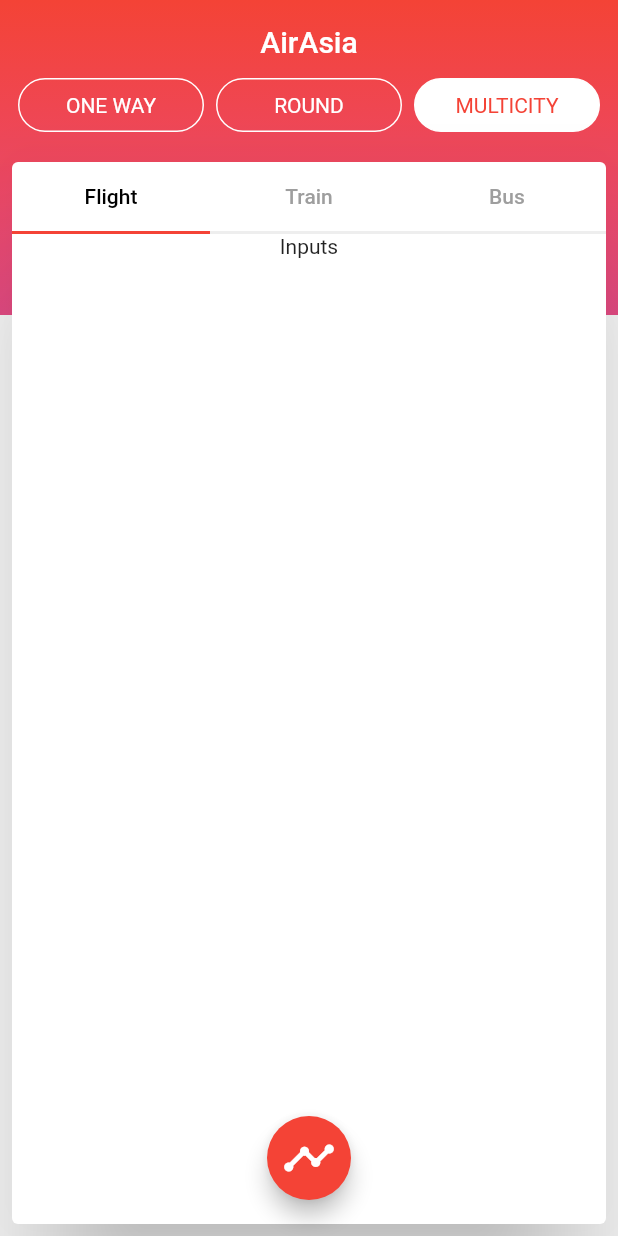
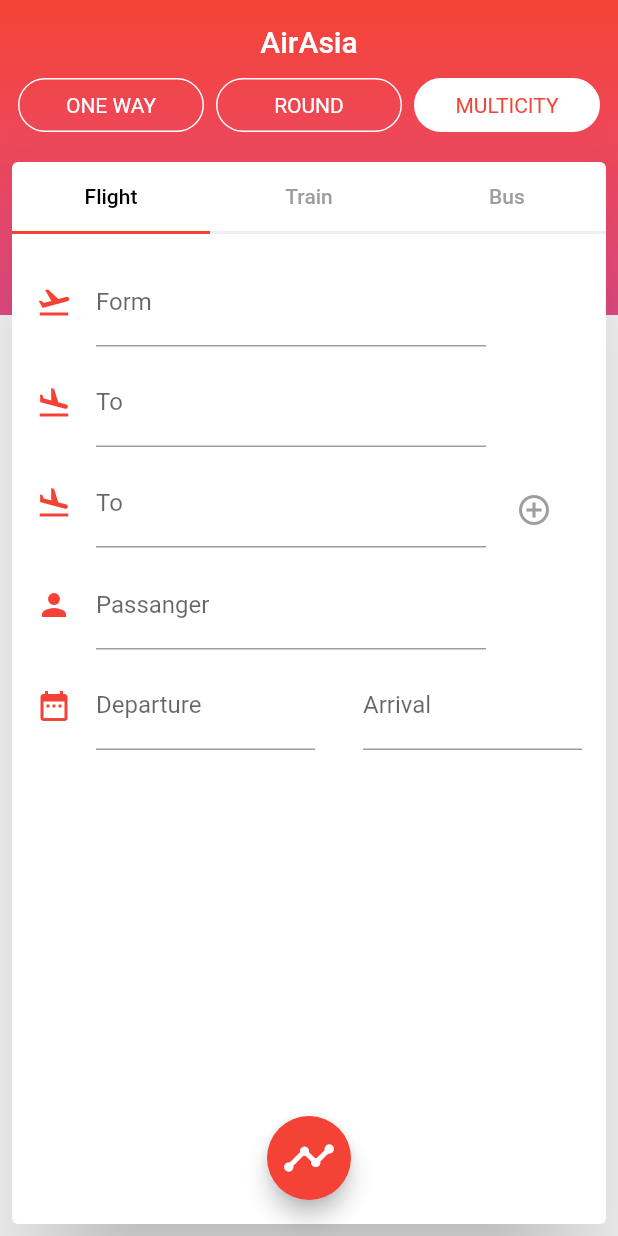
Before and after one commit to SefuZeph/flutter_fligh_search, a Flutter app: the screen it shows after launch, on a phone screen of 412 x 824 dp. Run offline on Flutter 3.47's test engine with Material 2 defaults, Android fonts, the phone set to English and light mode, and no system bars.

Commit message:
Add form input in the home content_card.dart to display in home screen

```diff
--- a/lib/widget/content_card.dart
+++ b/lib/widget/content_card.dart
@@ -1,5 +1,6 @@
 import 'package:flutter/cupertino.dart';
 import 'package:flutter/material.dart';
+import 'package:flutterflighsearch/widget/multicity_input.dart';
 
 class ContentCard extends StatefulWidget {
   @override
@@ -69,7 +70,7 @@ class _ContentCardState extends State<ContentCard> {
   Widget _buildMulticityTab() {
     return Column(
       children: <Widget>[
-        Text("Inputs"),
+        MulticityInput(),
         Expanded(
           child: Container(),
         ),
--- /dev/null
+++ b/lib/widget/multicity_input.dart
@@ -0,0 +1,100 @@
+import 'package:flutter/cupertino.dart';
+import 'package:flutter/material.dart';
+
+class MulticityInput extends StatelessWidget {
+  @override
+  Widget build(BuildContext context) {
+    return Form(
+      child: Padding(
+        padding: EdgeInsets.all(16.0),
+        child: Column(
+          children: <Widget>[
+            Padding(
+              padding: const EdgeInsets.fromLTRB(0.0, 0.0, 64.0, 8.0),
+              child: TextFormField(
+                decoration: InputDecoration(
+                    icon: Icon(
+                      Icons.flight_takeoff,
+                      color: Colors.red,
+                    ),
+                    labelText: "Form"),
+              ),
+            ),
+            Padding(
+              padding: const EdgeInsets.fromLTRB(0.0, 0.0, 64.0, 8.0),
+              child: TextFormField(
+                decoration: InputDecoration(
+                    icon: Icon(
+                      Icons.flight_land,
+                      color: Colors.red,
+                    ),
+                    labelText: "To"),
+              ),
+            ),
+            Row(
+              children: <Widget>[
+                Expanded(
+                  child: Padding(
+                    padding: const EdgeInsets.only(bottom: 9.0),
+                    child: TextFormField(
+                      decoration: InputDecoration(
+                        icon: Icon(Icons.flight_land, color: Colors.red),
+                        labelText: "To",
+                      ),
+                    ),
+                  ),
+                ),
+                Container(
+                  width: 64.0,
+                  alignment: Alignment.center,
+                  child: Icon(
+                    Icons.add_circle_outline,
+                    color: Colors.grey,
+                  ),
+                )
+              ],
+            ),
+            Padding(
+              padding: const EdgeInsets.fromLTRB(0.0, 0.0, 64.0, 8.0),
+              child: TextFormField(
+                decoration: InputDecoration(
+                    icon: Icon(
+                      Icons.person,
+                      color: Colors.red,
+                    ),
+                    labelText: "Passanger"),
+              ),
+            ),
+            Row(
+              children: <Widget>[
+                Padding(
+                  padding: const EdgeInsets.only(right: 16.0),
+                  child: Icon(
+                    Icons.date_range,
+                    color: Colors.red,
+                  ),
+                ),
+                Expanded(
+                  child: Padding(
+                    padding: EdgeInsets.only(right: 16.0),
+                    child: TextFormField(
+                      decoration: InputDecoration(labelText: "Departure"),
+                    ),
+                  ),
+                ),
+                Expanded(
+                  child: Padding(
+                    padding: EdgeInsets.only(left: 16.0),
+                    child: TextFormField(
+                      decoration: InputDecoration(labelText: "Arrival"),
+                    ),
+                  ),
+                )
+              ],
+            )
+          ],
+        ),
+      ),
+    );
+  }
+}
```
